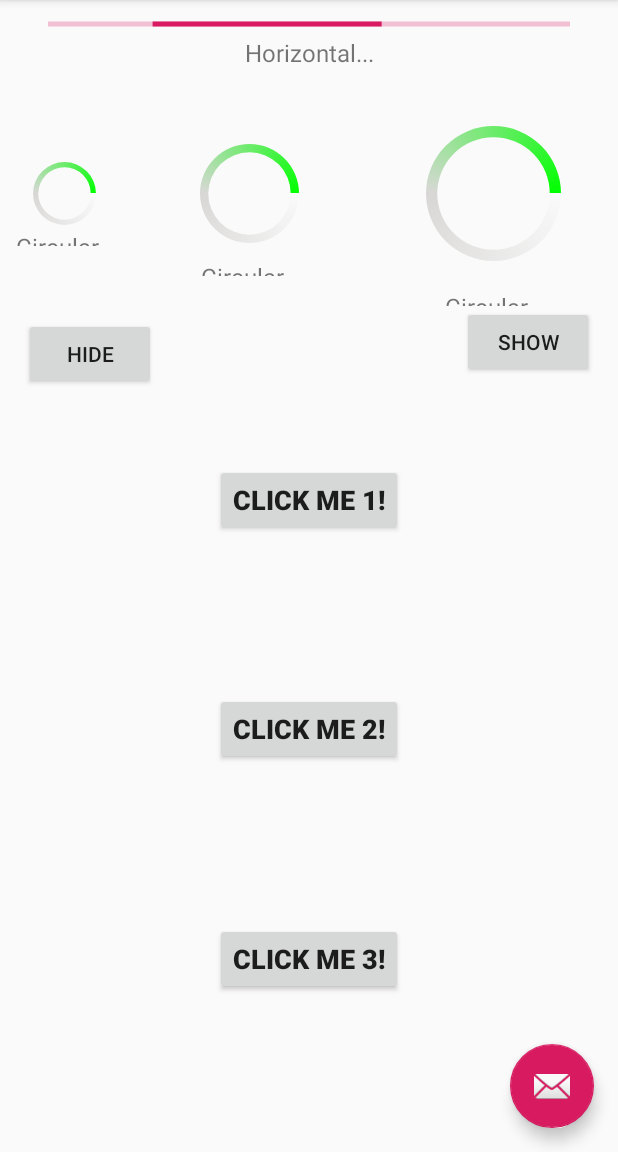
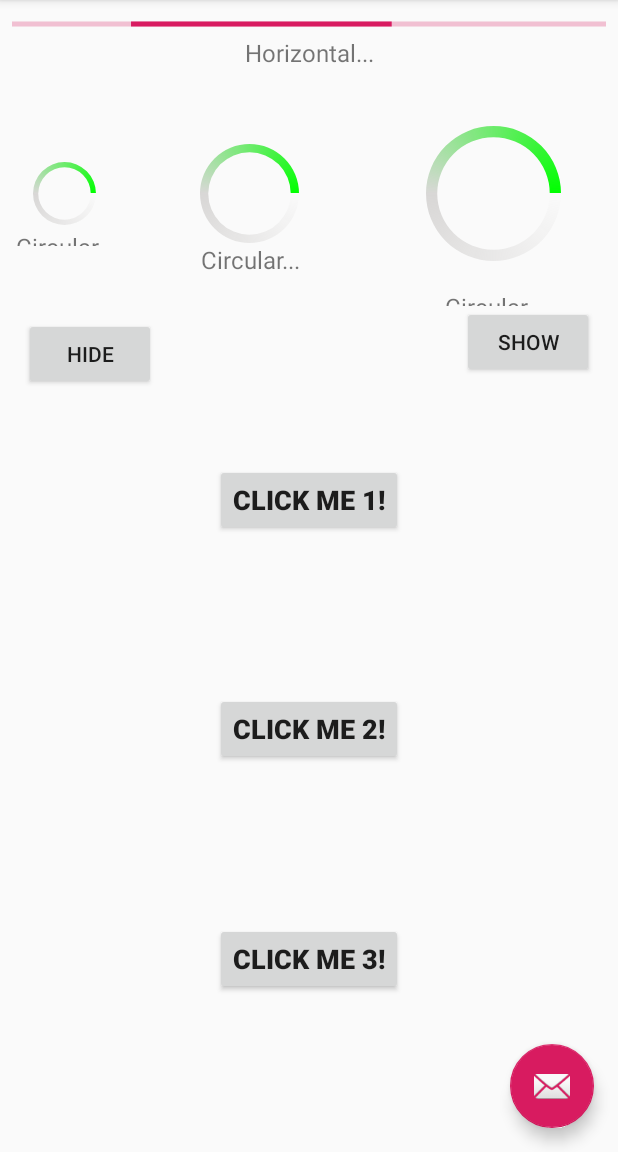
Before and after one commit to a7mdragab/SimpleProgressBar, an Android app: the screen it shows after launch (MainActivity), on a phone screen of 412 x 824 dp, the part 84-1236 px from its top. Run offline under Robolectric (Android 15) with nearby library versions, the phone set to English and light mode, and no system bars.

Commit message:
Fixing TextView Alignment

```diff
--- a/app/src/main/res/layout/content_main.xml
+++ b/app/src/main/res/layout/content_main.xml
@@ -16,7 +16,7 @@
         android:layout_marginLeft="8dp"
         android:layout_marginTop="8dp"
         android:layout_marginBottom="8dp"
-        app:SPB_isIndeteminate="true"
+        app:SPB_isIndeterminate="true"
         app:SPB_style="circular_Small"
         app:SPB_text="Circular..."
         app:layout_constraintBottom_toTopOf="@+id/hideBtn"
@@ -32,7 +32,7 @@
         android:layout_marginTop="8dp"
         android:layout_marginEnd="8dp"
         android:layout_marginRight="8dp"
-        app:SPB_isIndeteminate="true"
+        app:SPB_isIndeterminate="true"
         app:SPB_style="Horizontal"
         app:SPB_text="Horizontal..."
         app:layout_constraintEnd_toEndOf="parent"
@@ -49,7 +49,7 @@
         android:layout_marginEnd="8dp"
         android:layout_marginRight="8dp"
         android:layout_marginBottom="8dp"
-        app:SPB_isIndeteminate="true"
+        app:SPB_isIndeterminate="true"
         app:SPB_style="circular"
         app:SPB_text="Circular..."
         app:layout_constraintBottom_toTopOf="@+id/hideBtn"
@@ -64,7 +64,7 @@
         android:layout_marginTop="8dp"
         android:layout_marginEnd="8dp"
         android:layout_marginRight="8dp"
-        app:SPB_isIndeteminate="true"
+        app:SPB_isIndeterminate="true"
         app:SPB_style="circular_Large"
         app:SPB_text="Circular..."
         app:layout_constraintEnd_toEndOf="parent"
--- a/build.gradle
+++ b/build.gradle
@@ -6,7 +6,7 @@ buildscript {
         jcenter()
     }
     dependencies {
-        classpath 'com.android.tools.build:gradle:3.3.0-alpha10'
+        classpath 'com.android.tools.build:gradle:3.3.0-alpha13'
 
         // NOTE: Do not place your application dependencies here; they belong
         // in the individual module build.gradle files
--- a/simpleprogressbar/build.gradle
+++ b/simpleprogressbar/build.gradle
@@ -27,7 +27,7 @@ android {
 dependencies {
     implementation fileTree(dir: 'libs', include: ['*.jar'])
 
-    implementation 'com.android.support:appcompat-v7:28.0.0-rc02'
+    implementation 'com.android.support:appcompat-v7:28.0.0'
     implementation 'com.android.support.constraint:constraint-layout:1.1.3'
     testImplementation 'junit:junit:4.12'
     androidTestImplementation 'com.android.support.test:runner:1.0.2'
--- a/simpleprogressbar/src/main/res/layout/dialog_view.xml
+++ b/simpleprogressbar/src/main/res/layout/dialog_view.xml
@@ -3,6 +3,7 @@
     xmlns:app="http://schemas.android.com/apk/res-auto"
     android:layout_width="wrap_content"
     android:layout_height="wrap_content"
+    android:id="@+id/constraintLayout"
     android:layout_gravity="center">
 
     <FrameLayout
@@ -22,6 +23,7 @@
             android:minWidth="50dp"
             android:minHeight="50dp"
             android:progress="0"
+            android:visibility="visible"
             android:progressDrawable="@drawable/circular"
             android:secondaryProgress="100" />
 
@@ -42,14 +44,14 @@
         android:id="@+id/textView"
         android:layout_width="wrap_content"
         android:layout_height="wrap_content"
-        android:layout_marginBottom="8dp"
         android:gravity="center"
+        android:text="Good"
         android:textSize="16sp"
-        android:visibility="gone"
+        android:visibility="visible"
         app:layout_constraintBottom_toBottomOf="parent"
         app:layout_constraintEnd_toEndOf="parent"
         app:layout_constraintStart_toStartOf="parent"
-        app:layout_constraintTop_toBottomOf="parent"
-        app:layout_constraintVertical_bias="0.0" />
+        app:layout_constraintVertical_bias="0.5" />
+
 
 </android.support.constraint.ConstraintLayout>
--- a/simpleprogressbar/src/main/res/layout/dialog_view_horizontal.xml
+++ b/simpleprogressbar/src/main/res/layout/dialog_view_horizontal.xml
@@ -1,6 +1,7 @@
 <?xml version="1.0" encoding="utf-8"?>
 <android.support.constraint.ConstraintLayout xmlns:android="http://schemas.android.com/apk/res/android"
     xmlns:app="http://schemas.android.com/apk/res-auto"
+    android:id="@+id/constraintLayout"
     android:layout_width="match_parent"
     android:layout_height="wrap_content"
     android:layout_gravity="center">
@@ -9,10 +10,6 @@
         android:id="@+id/frameLayout"
         android:layout_width="0dp"
         android:layout_height="wrap_content"
-        android:layout_marginStart="24dp"
-        android:layout_marginLeft="24dp"
-        android:layout_marginEnd="24dp"
-        android:layout_marginRight="24dp"
         app:layout_constraintEnd_toEndOf="parent"
         app:layout_constraintStart_toStartOf="parent"
         app:layout_constraintTop_toTopOf="parent">
@@ -22,6 +19,7 @@
             style="@style/Widget.AppCompat.ProgressBar.Horizontal"
             android:layout_width="match_parent"
             android:layout_height="wrap_content"
+            android:visibility="visible"
             android:max="100"
             android:progress="0" />
 
@@ -39,18 +37,18 @@
 
     <TextView
         android:id="@+id/textView"
-        android:layout_width="0dp"
+        android:layout_width="wrap_content"
         android:layout_height="wrap_content"
-        android:layout_marginStart="24dp"
-        android:layout_marginLeft="24dp"
-        android:layout_marginEnd="24dp"
-        android:layout_marginRight="24dp"
+        android:layout_marginStart="8dp"
+        android:layout_marginLeft="8dp"
+        android:layout_marginEnd="8dp"
+        android:layout_marginRight="8dp"
         android:gravity="center"
+        android:text="good1"
         android:textSize="16sp"
-        android:visibility="gone"
-        app:layout_constraintBottom_toBottomOf="parent"
+        android:visibility="visible"
         app:layout_constraintEnd_toEndOf="parent"
         app:layout_constraintStart_toStartOf="parent"
-        app:layout_constraintTop_toBottomOf="@+id/frameLayout" />
+        app:layout_constraintTop_toBottomOf="@id/frameLayout" />
 
 </android.support.constraint.ConstraintLayout>
--- a/simpleprogressbar/src/main/res/layout/dialog_view_large.xml
+++ b/simpleprogressbar/src/main/res/layout/dialog_view_large.xml
@@ -3,6 +3,7 @@
     xmlns:app="http://schemas.android.com/apk/res-auto"
     android:layout_width="wrap_content"
     android:layout_height="wrap_content"
+    android:id="@+id/constraintLayout"
     android:layout_gravity="center">
 
     <FrameLayout
@@ -19,6 +20,7 @@
             android:layout_gravity="center"
             android:indeterminateDrawable="@drawable/progressbar_custom"
             android:max="100"
+            android:visibility="visible"
             android:minWidth="50dp"
             android:minHeight="50dp"
             android:progress="0"
--- a/simpleprogressbar/src/main/res/layout/dialog_view_small.xml
+++ b/simpleprogressbar/src/main/res/layout/dialog_view_small.xml
@@ -3,6 +3,7 @@
     xmlns:app="http://schemas.android.com/apk/res-auto"
     android:layout_width="wrap_content"
     android:layout_height="wrap_content"
+    android:id="@+id/constraintLayout"
     android:layout_gravity="center">
 
     <FrameLayout
@@ -19,6 +20,7 @@
             android:layout_gravity="center"
             android:indeterminateDrawable="@drawable/progressbar_custom"
             android:max="100"
+            android:visibility="visible"
             android:minWidth="50dp"
             android:minHeight="50dp"
             android:progress="0"
--- a/simpleprogressbar/src/main/res/values/attrs.xml
+++ b/simpleprogressbar/src/main/res/values/attrs.xml
@@ -2,10 +2,8 @@
 <resources>
 
     <declare-styleable name="SimpleProgressBar">
-
-        <attr name="SPB_isIndeteminate" format="boolean"/>
+        <attr name="SPB_isIndeterminate" format="boolean" />
         <attr name="SPB_text" format="string"/>
-
         <attr name="SPB_style" format="enum">
             <enum name="circular" value="0"/>
             <enum name="circular_Small" value="1"/>
--- a/simpleprogressbar/src/main/res/values/styles.xml
+++ b/simpleprogressbar/src/main/res/values/styles.xml
@@ -14,11 +14,16 @@
     </style>
 
     <style name="SimpleProgressBar.ProgressBar" parent="android:Widget.ProgressBar">
-        <item name="android:indeterminateDrawable">@null</item>
+
         <!-- We have support for determinate circular progress drawable. -->
         <item name="android:indeterminateOnly">false</item>
         <item name="android:layout_width">110dp</item>
         <item name="android:layout_height">110dp</item>
+        <item name="android:indeterminateDrawable">@drawable/progressbar_custom</item>
+        <item name="android:progressDrawable">@drawable/circular</item>
+        <item name="android:secondaryProgress">100</item>
+        <item name="android:progress">0</item>
+        <item name="android:max">100</item>
     </style>
 
     <style name="SimpleProgressBar.ProgressBar.Large">
```
Also changed, not shown: app/build.gradle (+4 -4 lines), app/src/main/java/elshab7/engineering/simpleprogressdialogapp/MainActivity.java (+17 -15 lines), simpleprogressbar/src/main/java/elshab7/engineering/simpleprogressdialog/SimpleProgressBar.java (+103 -10 lines), gradle/wrapper/gradle-wrapper.properties.
